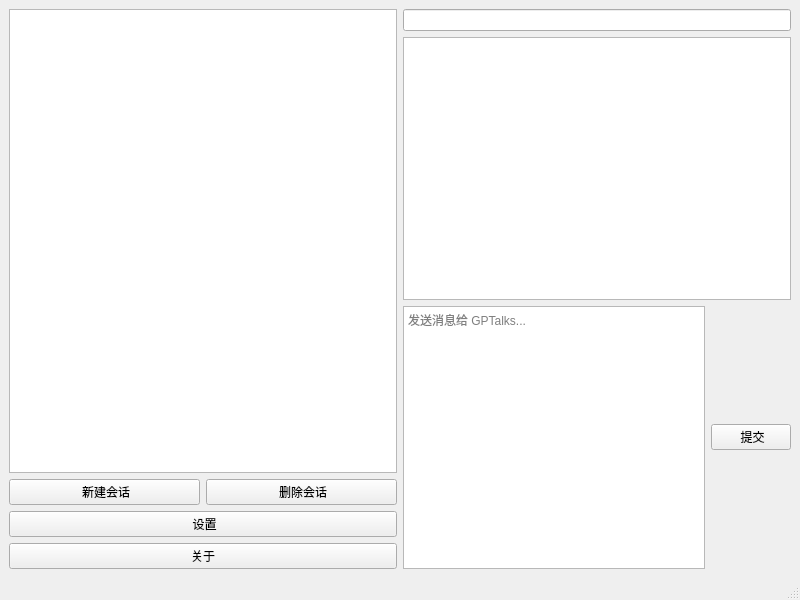
Before: the Qt Designer form ui/main_window.ui in liyixin1/GPTalks, drawn with Qt 5.
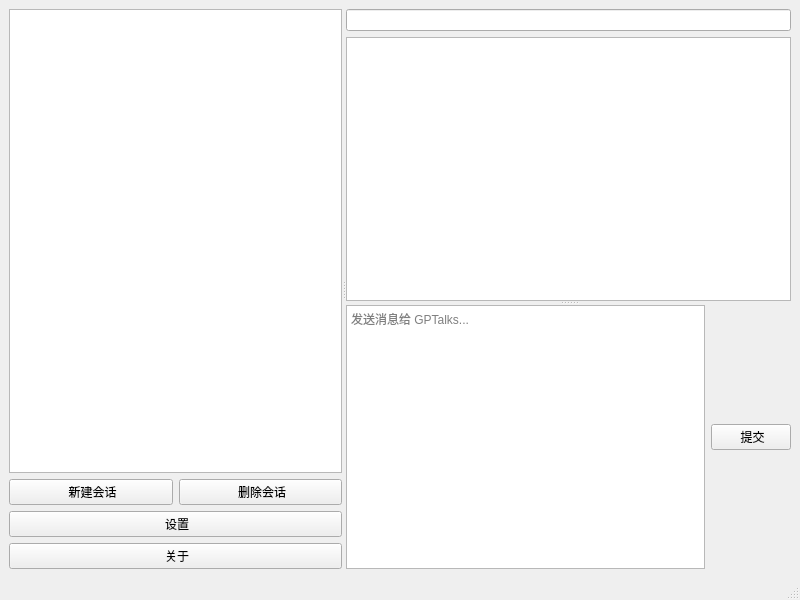
After: the same form once the commit is applied. Icons and pictures are not drawn.

Diff of the .ui file:
```diff
--- a/ui/main_window.ui
+++ b/ui/main_window.ui
@@ -18,14 +18,19 @@
     <normaloff>image/windows_logo.png</normaloff>image/windows_logo.png</iconset>
   </property>
   <widget class="QWidget" name="centralwidget">
-   <layout class="QHBoxLayout" name="horizontalLayout_3">
+   <layout class="QVBoxLayout" name="verticalLayout">
     <item>
-     <layout class="QVBoxLayout" name="verticalLayout_2">
+     <widget class="QSplitter" name="splitter_2">
+      <property name="orientation">
+       <enum>Qt::Horizontal</enum>
+      </property>
+      <widget class="QWidget" name="layoutWidget_3">
+       <layout class="QVBoxLayout" name="verticalLayout_4">
       <item>
        <widget class="QListWidget" name="listWidget_session"/>
       </item>
       <item>
-       <layout class="QHBoxLayout" name="horizontalLayout_2">
+         <layout class="QHBoxLayout" name="horizontalLayout_3">
         <item>
          <widget class="QPushButton" name="pushButton_new">
           <property name="text">
@@ -64,7 +69,7 @@
       <item>
        <widget class="QPushButton" name="pushButton_about">
         <property name="text">
-         <string>关于</string>
+           <string> 关于</string>
         </property>
         <property name="icon">
          <iconset>
@@ -73,17 +78,20 @@
        </widget>
       </item>
      </layout>
-    </item>
-    <item>
-     <layout class="QVBoxLayout" name="verticalLayout">
+      </widget>
+      <widget class="QWidget" name="verticalLayoutWidget_2">
+       <layout class="QVBoxLayout" name="verticalLayout_5">
       <item>
        <widget class="QLineEdit" name="lineEdit_name"/>
       </item>
       <item>
+         <widget class="QSplitter" name="splitter_3">
+          <property name="orientation">
+           <enum>Qt::Vertical</enum>
+          </property>
        <widget class="QTextBrowser" name="textBrowser_show"/>
-      </item>
-      <item>
-       <layout class="QHBoxLayout" name="horizontalLayout">
+          <widget class="QWidget" name="layoutWidget_4">
+           <layout class="QHBoxLayout" name="horizontalLayout_4">
         <item>
          <widget class="QPlainTextEdit" name="plainTextEdit_input">
           <property name="placeholderText">
@@ -103,8 +111,12 @@
          </widget>
         </item>
        </layout>
-      </item>
-     </layout>
+          </widget>
+         </widget>
+        </item>
+       </layout>
+      </widget>
+     </widget>
     </item>
    </layout>
   </widget>
```
Lines whose indentation alone changed are shown as unchanged.
